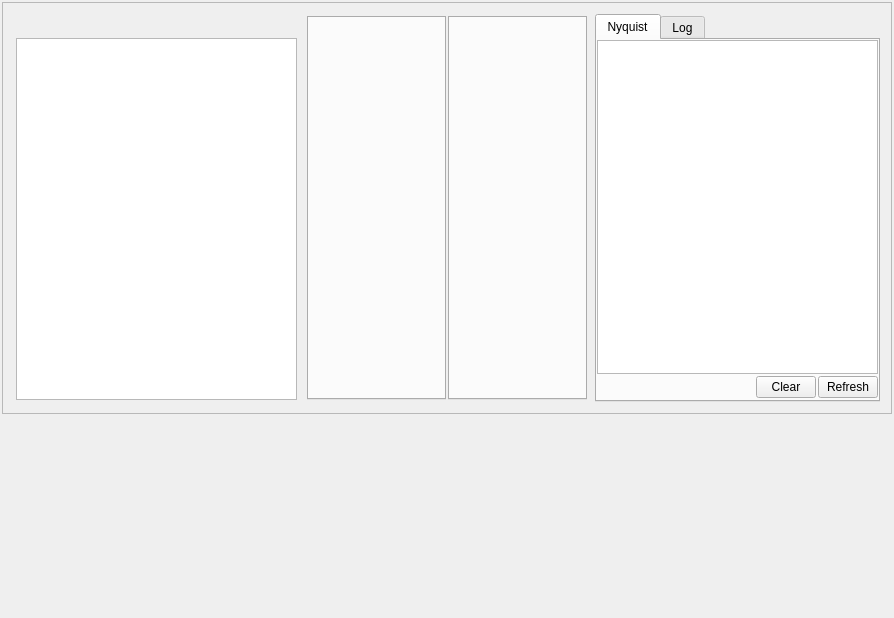
Qt form src/mainwindow.ui (deszczowy/ny-coder) before a commit.
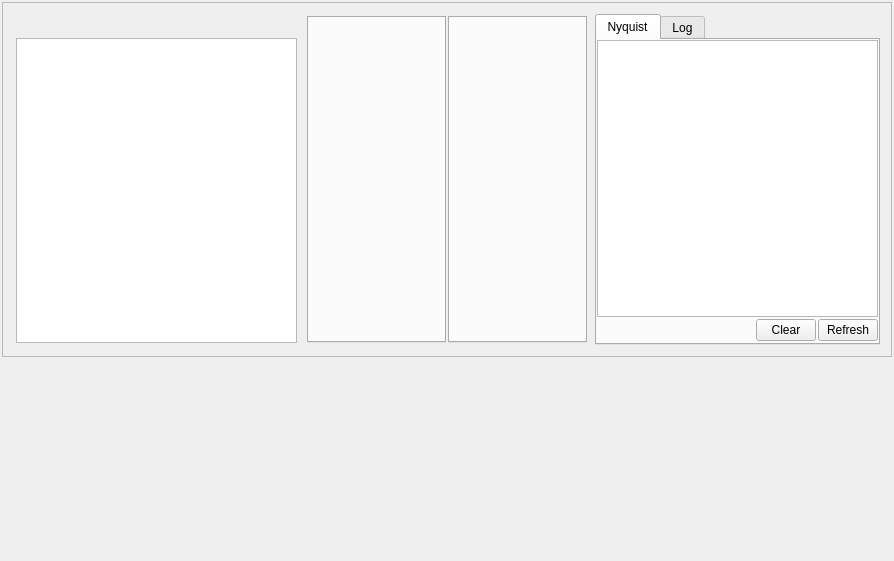
The same form after that commit.

Diff of the .ui file:
```diff
--- a/src/mainwindow.ui
+++ b/src/mainwindow.ui
@@ -7,7 +7,7 @@
     <x>0</x>
     <y>0</y>
     <width>894</width>
-    <height>618</height>
+    <height>561</height>
    </rect>
   </property>
   <property name="windowTitle">
```
